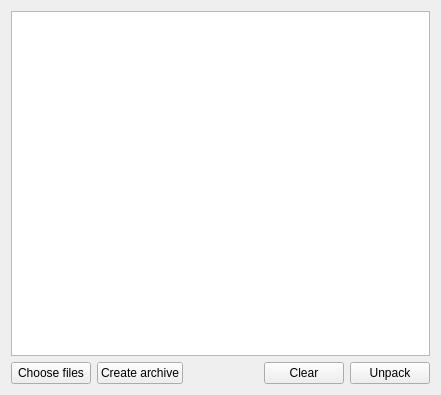
Above: ZipArchiver/widget.ui from InfernumPegasus/Qt-Zip-archiver-code before the change. Below: the same form after it.
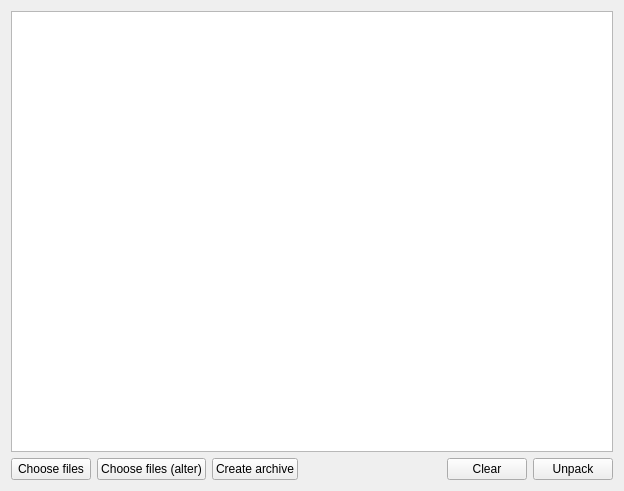
That is the form after the change.

Commit message:
Created new dialog class
Added new class to add files

The edit to the form file:
```diff
--- a/ZipArchiver/widget.ui
+++ b/ZipArchiver/widget.ui
@@ -6,8 +6,8 @@
    <rect>
     <x>0</x>
     <y>0</y>
-    <width>441</width>
-    <height>395</height>
+    <width>624</width>
+    <height>491</height>
    </rect>
   </property>
   <property name="windowTitle">
@@ -26,6 +26,13 @@
        </property>
       </widget>
      </item>
+     <item>
+      <widget class="QPushButton" name="chooseFilesButtonAlter">
+       <property name="text">
+        <string>Choose files (alter)</string>
+       </property>
+      </widget>
+     </item>
      <item>
       <widget class="QPushButton" name="CreateArchiveButton">
        <property name="text">
```
The commit also changes 7 other files.
